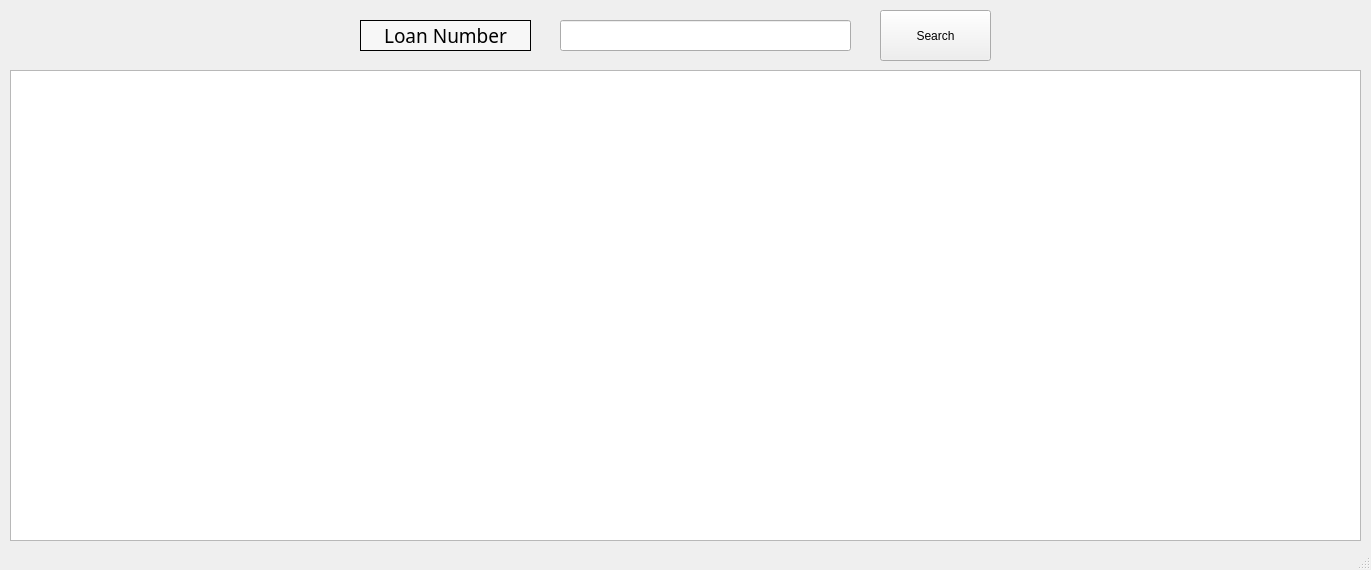
This is app/src/pages/search/collateral.ui in DY-Microfinance-Customer-Management/dymf-algorithm as Qt 5 draws it before an edit. The edited form follows.
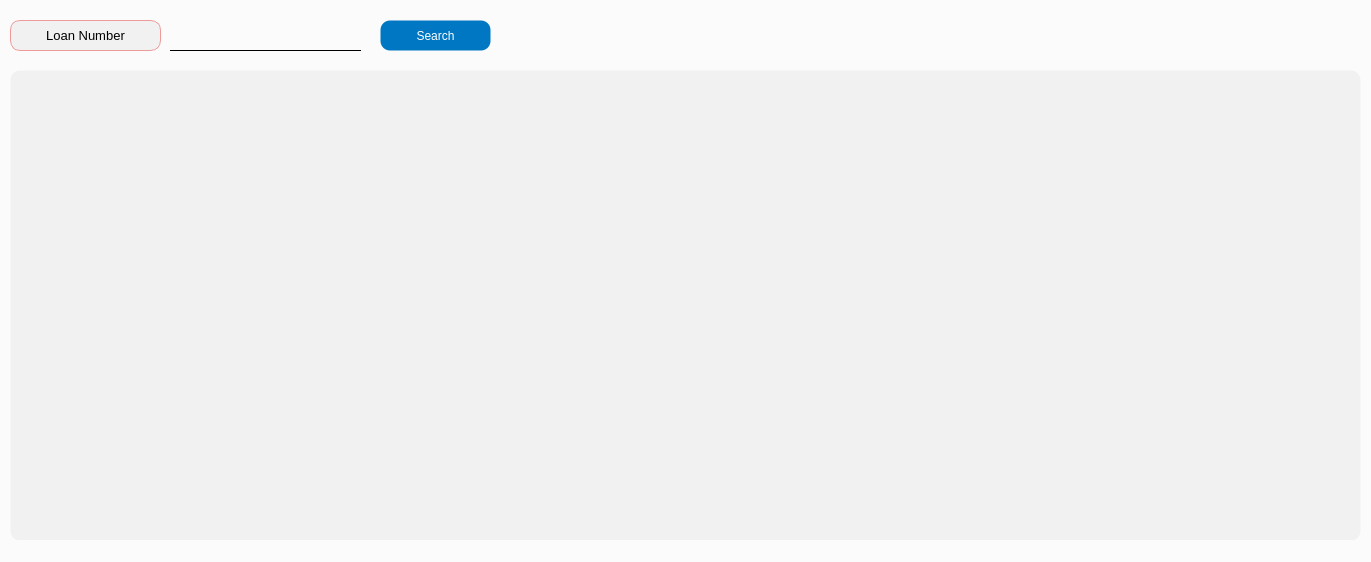
This is the edited form.

The edit to the form file:
```diff
--- a/app/src/pages/search/collateral.ui
+++ b/app/src/pages/search/collateral.ui
@@ -7,12 +7,15 @@
     <x>0</x>
     <y>0</y>
     <width>1371</width>
-    <height>570</height>
+    <height>562</height>
    </rect>
   </property>
   <property name="windowTitle">
    <string>Collateral Search</string>
   </property>
+  <property name="styleSheet">
+   <string notr="true">background-color: #fbfbfb;</string>
+  </property>
   <widget class="QWidget" name="centralwidget">
    <widget class="QTableView" name="collateralTable">
     <property name="geometry">
@@ -23,24 +26,107 @@
       <height>471</height>
      </rect>
     </property>
+    <property name="styleSheet">
+     <string notr="true">background-color: #f1f1f1;
+border: 1px solid transparent;
+border-radius: 10px;</string>
+    </property>
    </widget>
-   <widget class="QLabel" name="label_16">
+   <widget class="QPushButton" name="searchButton">
     <property name="geometry">
      <rect>
-      <x>360</x>
+      <x>380</x>
       <y>20</y>
-      <width>171</width>
+      <width>111</width>
       <height>31</height>
      </rect>
+    </property>
+    <property name="styleSheet">
+     <string notr="true">QPushButton {
+    background-color: #0077c2;
+    color: white;
+    border: 1px solid transparent;
+    border-radius: 10px;
+    padding: 5px 10px;
+}
+
+QPushButton:hover {
+    border: 1px solid white;
+}
+
+QPushButton:pressed {
+    background-color: #005f9e;
+    padding-top: 6px;
+    padding-bottom: 4px;
+}
+
+QPushButton:disabled {
+    background-color: lightgray;
+    color: gray;
+    border: 1px solid gray;
+}
+</string>
+    </property>
+    <property name="text">
+     <string>Search</string>
+    </property>
+   </widget>
+   <widget class="QLineEdit" name="loanNumber">
+    <property name="geometry">
+     <rect>
+      <x>170</x>
+      <y>20</y>
+      <width>191</width>
+      <height>31</height>
+     </rect>
+    </property>
+    <property name="styleSheet">
+     <string notr="true">QLineEdit {
+    border: none;
+    border-bottom: 1px solid black;
+    background-color: transparent;
+    color: black;
+}
+
+QLineEdit:disabled {
+    border: none;
+    border-bottom: 1px solid lightgray;
+    background-color: lightgray;
+    color: lightgray;
+}
+</string>
+    </property>
+   </widget>
+   <widget class="QLabel" name="label_22">
+    <property name="geometry">
+     <rect>
+      <x>10</x>
+      <y>20</y>
+      <width>151</width>
+      <height>31</height>
+     </rect>
+    </property>
+    <property name="minimumSize">
+     <size>
+      <width>0</width>
+      <height>0</height>
+     </size>
+    </property>
+    <property name="maximumSize">
+     <size>
+      <width>16777215</width>
+      <height>16777215</height>
+     </size>
     </property>
     <property name="font">
      <font>
-      <family>Agency FB</family>
-      <pointsize>14</pointsize>
+      <pointsize>10</pointsize>
      </font>
     </property>
     <property name="styleSheet">
-     <string notr="true">background-color:rgb(247, 247, 247)</string>
+     <string notr="true">background-color:rgb(241, 241, 241);
+border: 1px solid #ef9a9a;
+border-radius: 10px;</string>
     </property>
     <property name="frameShape">
      <enum>QFrame::Box</enum>
@@ -52,29 +138,6 @@
      <set>Qt::AlignCenter</set>
     </property>
    </widget>
-   <widget class="QPushButton" name="searchButton">
-    <property name="geometry">
-     <rect>
-      <x>880</x>
-      <y>10</y>
-      <width>111</width>
-      <height>51</height>
-     </rect>
-    </property>
-    <property name="text">
-     <string>Search</string>
-    </property>
-   </widget>
-   <widget class="QLineEdit" name="loanNumber">
-    <property name="geometry">
-     <rect>
-      <x>560</x>
-      <y>20</y>
-      <width>291</width>
-      <height>31</height>
-     </rect>
-    </property>
-   </widget>
   </widget>
   <widget class="QStatusBar" name="statusbar"/>
  </widget>
```
